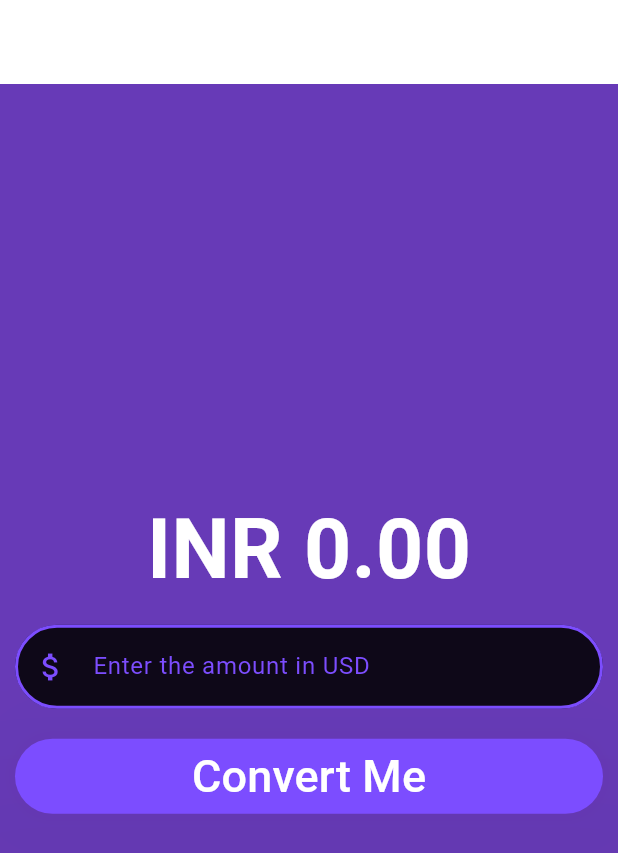
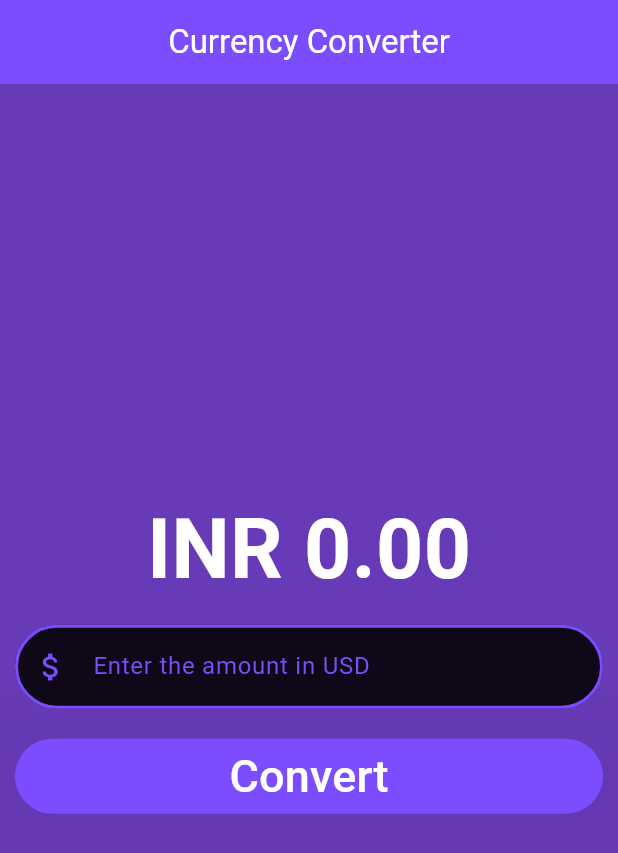
Before and after one commit to CrypticEnigmaX/CurrencyConverter, a Flutter app: the screen it shows after launch, on a phone screen of 412 x 824 dp. Shown: the top 853 px of the screen. Run offline on Flutter 3.47's test engine with Material 3 defaults, Android fonts, the light colour scheme and no system bars.

Commit message:
Update UI elements and enhance responsiveness in Currency Converter

```diff
--- a/lib/currency_convert_matrial_page.dart
+++ b/lib/currency_convert_matrial_page.dart
@@ -62,7 +62,7 @@ class _CurrencyConvertMaterialPageState
         title: Text('Currency Converter'),
         foregroundColor: Colors.white,
         centerTitle: true,
-        backgroundColor: Colors.white,
+        backgroundColor: Colors.deepPurpleAccent,
       ),
       body: GestureDetector(
         onTap: () => FocusScope.of(context).unfocus(),
@@ -110,7 +110,7 @@ class _CurrencyConvertMaterialPageState
                   ),
                   child: Center(
                     child: const Text(
-                      'Convert Me',
+                      'Convert',
                       style: TextStyle(fontSize: 30),
                     ),
                   ),
```
Also changed, not shown: 1 other file.
